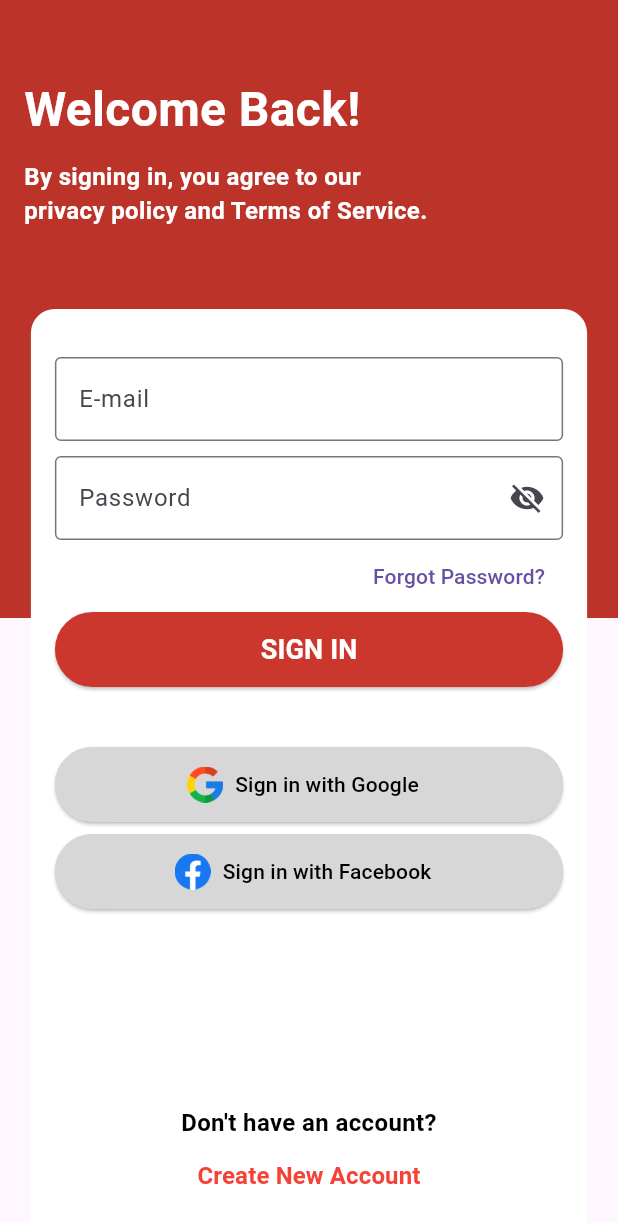
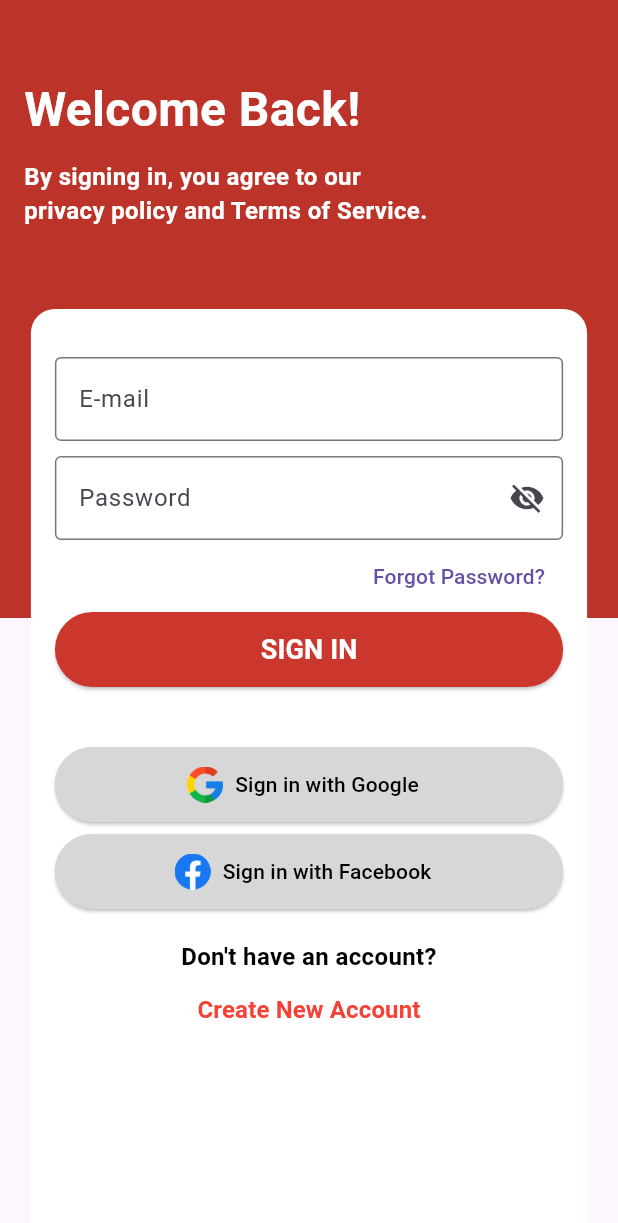
Before and after one commit to anukaishara/WWNapp, a Flutter app: the screen it shows after launch, after a tap on "SIGN IN", on a phone screen of 412 x 824 dp. Shown: the top 1223 px of the screen. Run offline on Flutter 3.47's test engine with Material 3 defaults, Android fonts, the phone set to English and light mode, and no system bars; our stand-ins replace firebase_auth, firebase_core, google_sign_in; missing offline and left inert: flutter_facebook_auth; accounts and stored records are empty; network calls fail.

Commit message:
sign_in_screen pixel errors resolved

```diff
--- a/lib/screens/sign_in_screen.dart
+++ b/lib/screens/sign_in_screen.dart
@@ -145,6 +145,7 @@
                 color: Colors.white,
                 borderRadius: BorderRadius.vertical(top: Radius.circular(16)),
               ),
+              child: SingleChildScrollView(
                 child: Column(
                   crossAxisAlignment: CrossAxisAlignment.stretch,
                   children: [
@@ -216,7 +217,7 @@
                         ),
                       ],
                     ),
-                  const Spacer(),
+                    const SizedBox(height: 20),
                     const Text(
                       "Don't have an account?",
                       textAlign: TextAlign.center,
@@ -224,7 +225,6 @@
                     ),
                     TextButton(
                       onPressed: () {
-                      // Navigate to SignUpScreen when button is clicked
                         Navigator.push(
                           context,
                           MaterialPageRoute(builder: (context) => const SignUpScreen()),
@@ -240,6 +240,7 @@
                 ),
               ),
             ),
+          ),
         ],
       ),
     );
```
Lines whose indentation alone changed are shown as unchanged.
